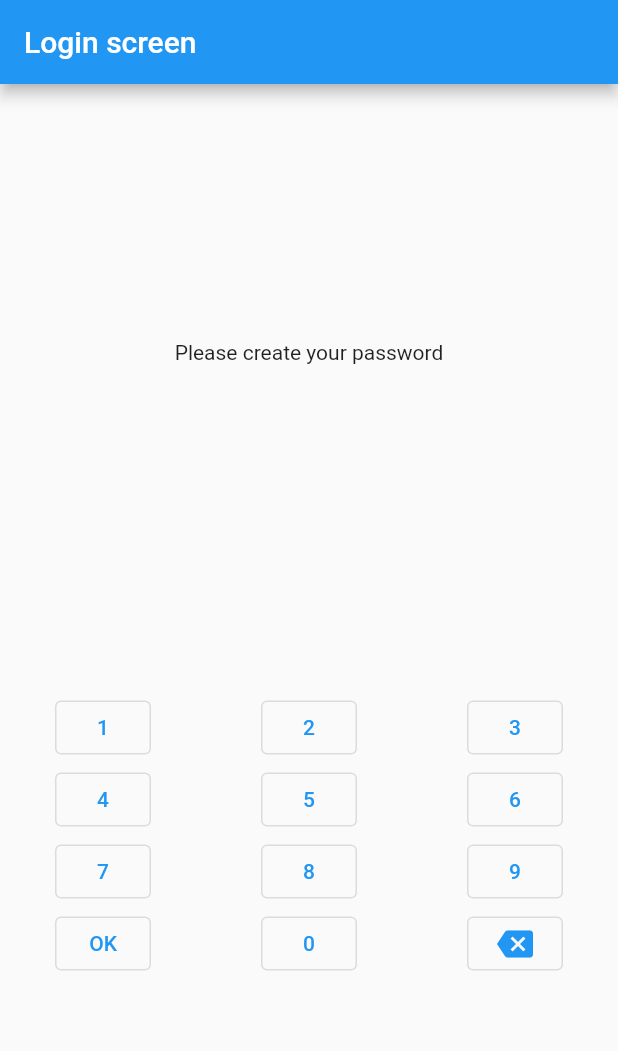
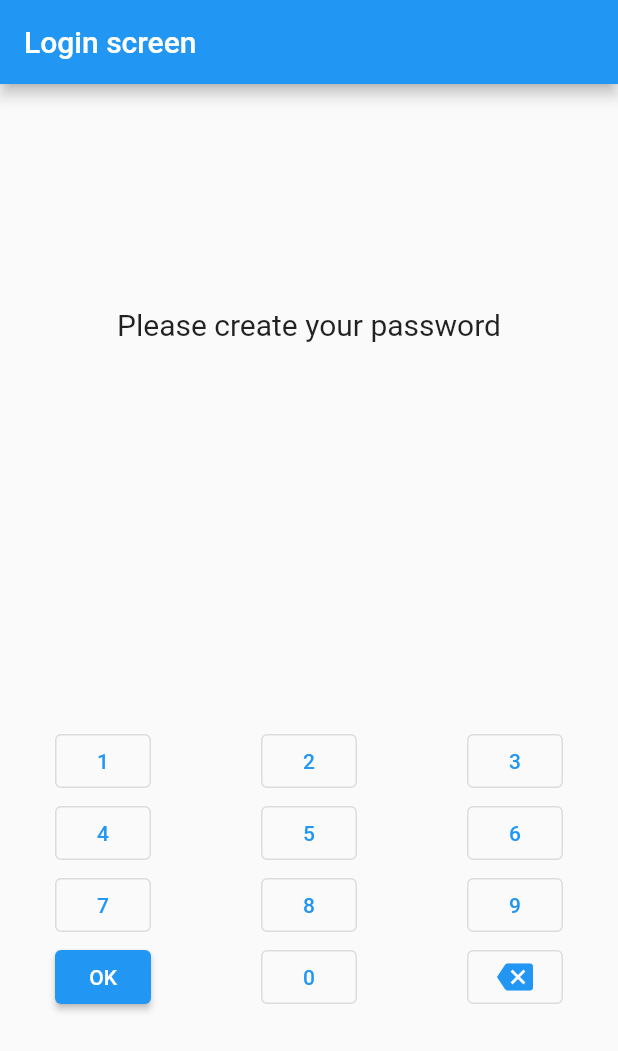
Before and after one commit to Bojmaliev/password_manager, a Flutter app: the screen it shows after launch, on a phone screen of 412 x 824 dp. Shown: the top 1051 px of the screen. Run offline on Flutter 3.47's test engine with Material 2 defaults, Android fonts, the phone set to English and light mode, and no system bars; our stand-ins replace drift, flutter_secure_storage, form_validator, get_it, local_auth; missing offline and left inert: encrypt; accounts and stored records are empty; generated files the repository leaves out were written again.

Commit message:
Button type change

```diff
--- a/lib/screens/login_screen.dart
+++ b/lib/screens/login_screen.dart
@@ -36,10 +36,19 @@ class _LoginScreenState extends State<LoginScreen> {
         children: [
           Column(
             children: [
-              Text(registered
-                  ? 'Please enter your password:'
-                  : 'Please create your password'),
-              password.isEmpty
+              registered
+                  ? const Text(
+                      'Please enter your password:',
+                      style: TextStyle(fontSize: 20.0),
+                    )
+                  : const Text(
+                      'Please create your password',
+                      style: TextStyle(fontSize: 20.0),
+                    ),
+              Padding(
+                padding:
+                    const EdgeInsets.symmetric(vertical: 30, horizontal: 10),
+                child: password.isEmpty
                     ? const Text(
                         "",
                         style: TextStyle(fontSize: 40.0),
@@ -54,6 +63,7 @@ class _LoginScreenState extends State<LoginScreen> {
                           ),
                         ),
                       ),
+              )
             ],
           ),
           Column(children: [
@@ -64,14 +74,15 @@ class _LoginScreenState extends State<LoginScreen> {
                   String value = (3 * i + j + 1).toString();
                   return OutlinedButton(
                     onPressed: () => _appendToPassword(value),
-                      child: Text(value));
+                    child: Text(value),
+                  );
                 }),
               );
             }),
             Row(
               mainAxisAlignment: MainAxisAlignment.spaceAround,
               children: [
-                OutlinedButton(
+                ElevatedButton(
                     onPressed: _handleLoginClick, child: const Text('OK')),
                 OutlinedButton(
                     onPressed: () => _appendToPassword("0"),
@@ -115,10 +126,8 @@ class _LoginScreenState extends State<LoginScreen> {
     }
     if (await _localAuthService.hasPassword()) {
       await _login();
-      _snackbarService.show("Your password is correct");
     } else {
       await _register();
-      _snackbarService.show("You successfully created a password");
     }
   }
 
@@ -127,12 +136,16 @@ class _LoginScreenState extends State<LoginScreen> {
         await _localAuthService.authenticateWithPassword(password);
     if (authenticated) {
       _navigationService.navigateToAndRemove(home);
+      _snackbarService.show("Your password is correct");
+    } else {
+      _snackbarService.show("Your password is incorrect");
     }
   }
 
   Future<void> _register() async {
     await _localAuthService.setPassword(password);
     _navigationService.navigateToAndRemove(home);
+    _snackbarService.show("You successfully created a password");
   }
 
   void _checkIfRegistered() async {
```
Lines whose indentation alone changed are shown as unchanged.
